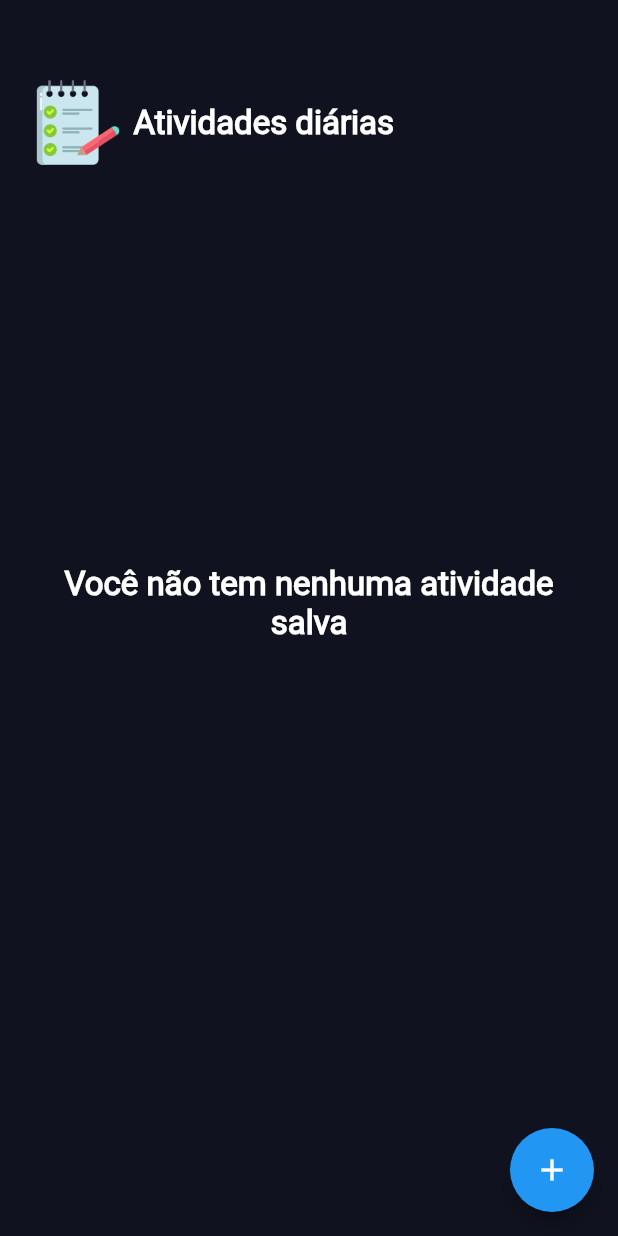
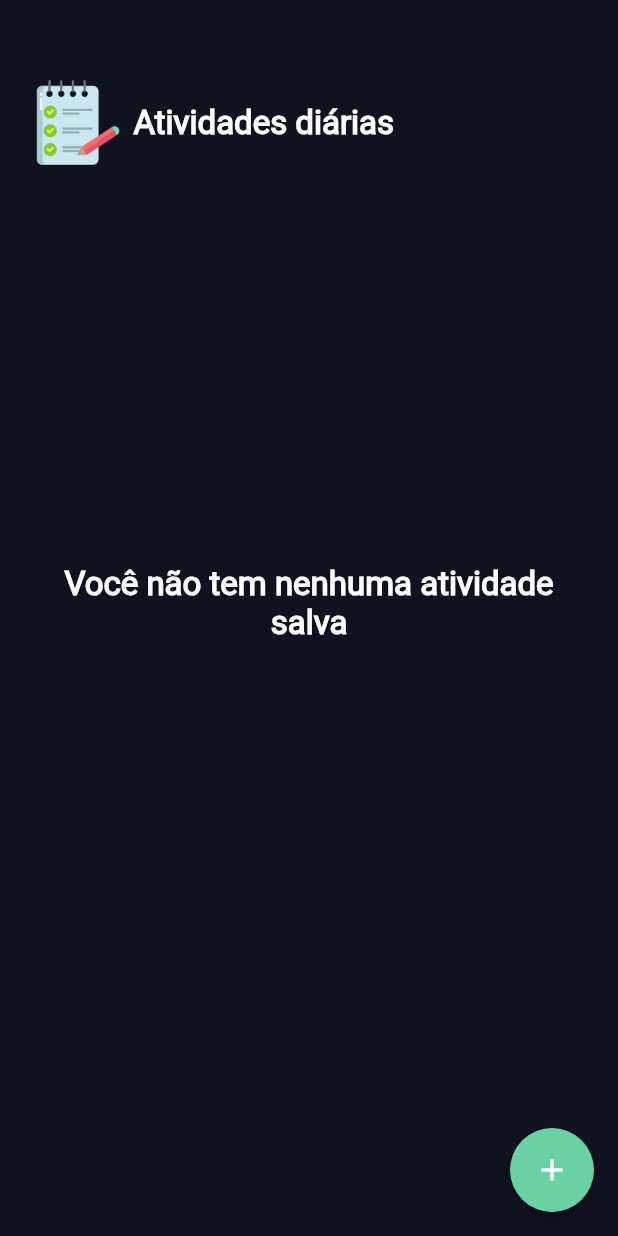
Before and after one commit to LuizFelipeOC/todo-list-flutter, a Flutter app: the screen it shows after launch, on a phone screen of 412 x 824 dp. Run offline on Flutter 3.47's test engine with Material 2 defaults, Android fonts, the phone set to English and light mode, and no system bars; our stand-ins replace sqflite; accounts and stored records are empty.

Commit message:
refactor: :recycle: add new color in app

```diff
--- a/lib/app/shared/colors/app_colors.dart
+++ b/lib/app/shared/colors/app_colors.dart
@@ -3,4 +3,5 @@ import 'package:flutter/cupertino.dart';
 class AppColors {
   static const Color backgroundColor = Color(0xFF10121f);
   static const Color white = Color(0xFFFFFFFF);
+  static const Color green = Color(0xFF69d1a4);
 }
```
